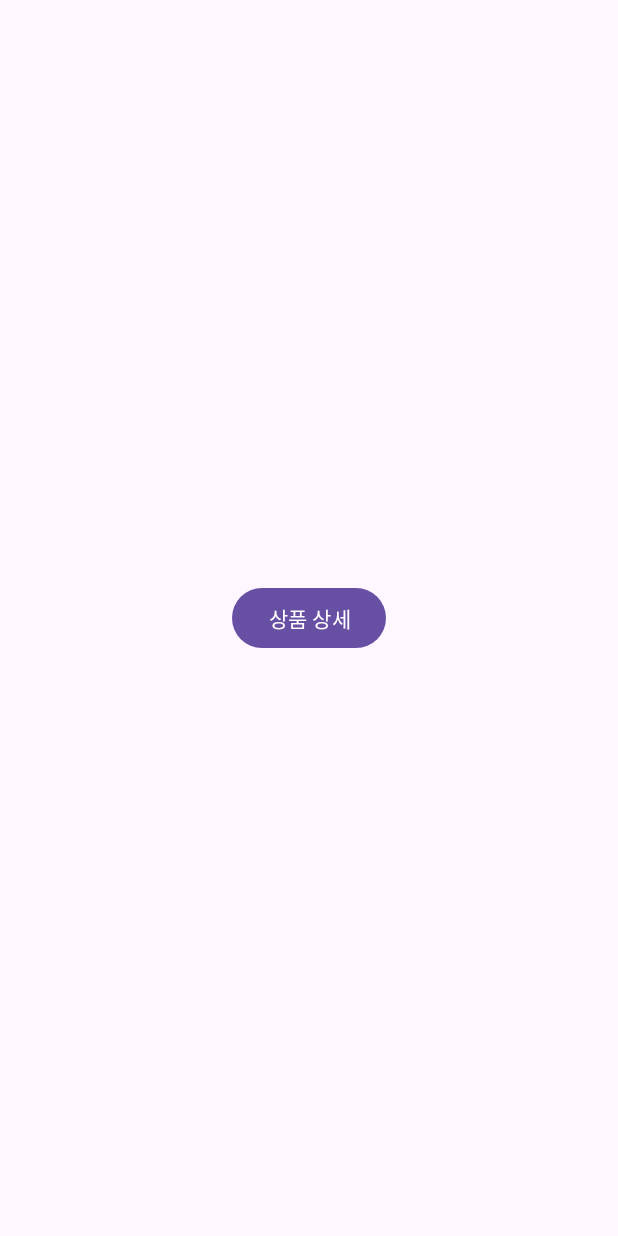
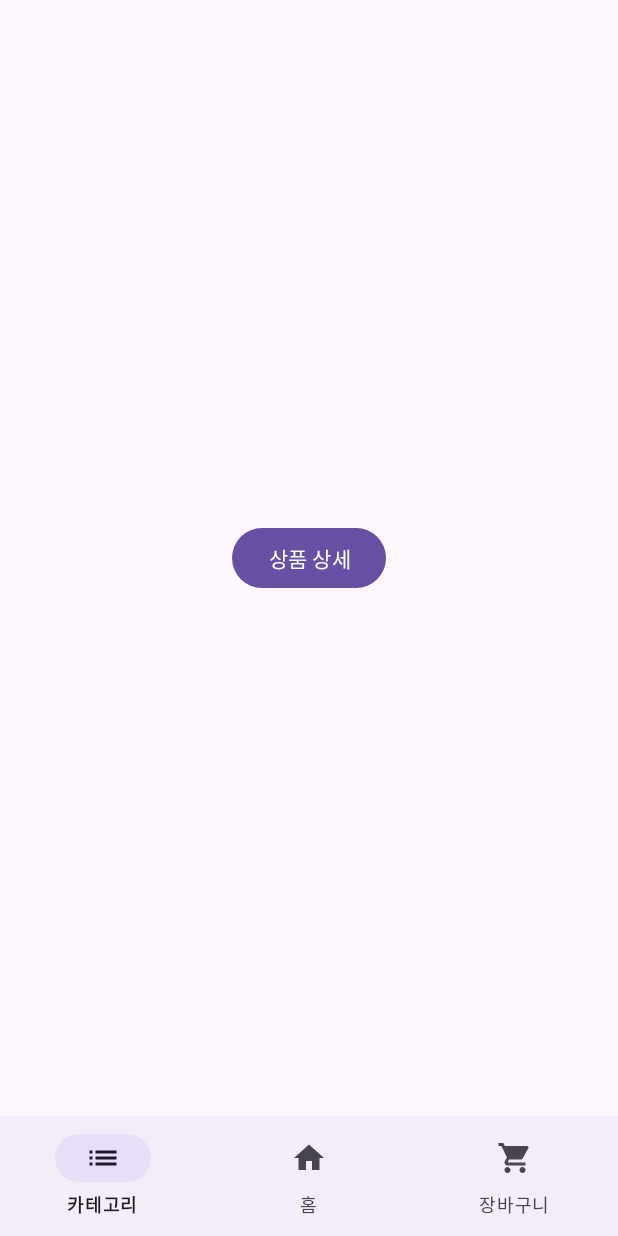
Before and after one commit to hyunjium/camp_study, an Android app: the screen it shows after launch (MainActivity), on a phone screen of 412 x 824 dp. Run offline under Robolectric (Android 15) with nearby library versions, the phone set to English and light mode, and no system bars.

Commit message:
bottom navigation 추가

```diff
--- /dev/null
+++ b/app/src/main/res/drawable/baseline_home_24.xml
@@ -0,0 +1,5 @@
+<vector android:height="24dp" android:tint="#000000"
+    android:viewportHeight="24" android:viewportWidth="24"
+    android:width="24dp" xmlns:android="http://schemas.android.com/apk/res/android">
+    <path android:fillColor="@android:color/white" android:pathData="M10,20v-6h4v6h5v-8h3L12,3 2,12h3v8z"/>
+</vector>
--- /dev/null
+++ b/app/src/main/res/drawable/baseline_home_24_0.xml
@@ -0,0 +1,5 @@
+<vector android:height="24dp" android:tint="#BEBEBE"
+    android:viewportHeight="24" android:viewportWidth="24"
+    android:width="24dp" xmlns:android="http://schemas.android.com/apk/res/android">
+    <path android:fillColor="@android:color/white" android:pathData="M10,20v-6h4v6h5v-8h3L12,3 2,12h3v8z"/>
+</vector>
--- /dev/null
+++ b/app/src/main/res/drawable/baseline_list_24.xml
@@ -0,0 +1,5 @@
+<vector android:autoMirrored="true" android:height="24dp"
+    android:tint="#000000" android:viewportHeight="24"
+    android:viewportWidth="24" android:width="24dp" xmlns:android="http://schemas.android.com/apk/res/android">
+    <path android:fillColor="@android:color/white" android:pathData="M3,13h2v-2L3,11v2zM3,17h2v-2L3,15v2zM3,9h2L5,7L3,7v2zM7,13h14v-2L7,11v2zM7,17h14v-2L7,15v2zM7,7v2h14L21,7L7,7z"/>
+</vector>
--- /dev/null
+++ b/app/src/main/res/drawable/baseline_list_24_0.xml
@@ -0,0 +1,5 @@
+<vector android:autoMirrored="true" android:height="24dp"
+    android:tint="#BEBEBE" android:viewportHeight="24"
+    android:viewportWidth="24" android:width="24dp" xmlns:android="http://schemas.android.com/apk/res/android">
+    <path android:fillColor="@android:color/white" android:pathData="M3,13h2v-2L3,11v2zM3,17h2v-2L3,15v2zM3,9h2L5,7L3,7v2zM7,13h14v-2L7,11v2zM7,17h14v-2L7,15v2zM7,7v2h14L21,7L7,7z"/>
+</vector>
--- /dev/null
+++ b/app/src/main/res/drawable/baseline_shopping_cart_24.xml
@@ -0,0 +1,5 @@
+<vector android:height="24dp" android:tint="#000000"
+    android:viewportHeight="24" android:viewportWidth="24"
+    android:width="24dp" xmlns:android="http://schemas.android.com/apk/res/android">
+    <path android:fillColor="@android:color/white" android:pathData="M7,18c-1.1,0 -1.99,0.9 -1.99,2S5.9,22 7,22s2,-0.9 2,-2 -0.9,-2 -2,-2zM1,2v2h2l3.6,7.59 -1.35,2.45c-0.16,0.28 -0.25,0.61 -0.25,0.96 0,1.1 0.9,2 2,2h12v-2L7.42,15c-0.14,0 -0.25,-0.11 -0.25,-0.25l0.03,-0.12 0.9,-1.63h7.45c0.75,0 1.41,-0.41 1.75,-1.03l3.58,-6.49c0.08,-0.14 0.12,-0.31 0.12,-0.48 0,-0.55 -0.45,-1 -1,-1L5.21,4l-0.94,-2L1,2zM17,18c-1.1,0 -1.99,0.9 -1.99,2s0.89,2 1.99,2 2,-0.9 2,-2 -0.9,-2 -2,-2z"/>
+</vector>
--- /dev/null
+++ b/app/src/main/res/drawable/baseline_shopping_cart_24_0.xml
@@ -0,0 +1,5 @@
+<vector android:height="24dp" android:tint="#BEBEBE"
+    android:viewportHeight="24" android:viewportWidth="24"
+    android:width="24dp" xmlns:android="http://schemas.android.com/apk/res/android">
+    <path android:fillColor="@android:color/white" android:pathData="M7,18c-1.1,0 -1.99,0.9 -1.99,2S5.9,22 7,22s2,-0.9 2,-2 -0.9,-2 -2,-2zM1,2v2h2l3.6,7.59 -1.35,2.45c-0.16,0.28 -0.25,0.61 -0.25,0.96 0,1.1 0.9,2 2,2h12v-2L7.42,15c-0.14,0 -0.25,-0.11 -0.25,-0.25l0.03,-0.12 0.9,-1.63h7.45c0.75,0 1.41,-0.41 1.75,-1.03l3.58,-6.49c0.08,-0.14 0.12,-0.31 0.12,-0.48 0,-0.55 -0.45,-1 -1,-1L5.21,4l-0.94,-2L1,2zM17,18c-1.1,0 -1.99,0.9 -1.99,2s0.89,2 1.99,2 2,-0.9 2,-2 -0.9,-2 -2,-2z"/>
+</vector>
--- /dev/null
+++ b/app/src/main/res/drawable/selector_cart_icon.xml
@@ -0,0 +1,5 @@
+<?xml version="1.0" encoding="utf-8"?>
+<selector xmlns:android="http://schemas.android.com/apk/res/android">
+    <item android:drawable="@drawable/baseline_shopping_cart_24" android:state_selected="true"/>
+    <item android:drawable="@drawable/baseline_shopping_cart_24_0"/>
+</selector>
--- /dev/null
+++ b/app/src/main/res/drawable/selector_category_icon.xml
@@ -0,0 +1,5 @@
+<?xml version="1.0" encoding="utf-8"?>
+<selector xmlns:android="http://schemas.android.com/apk/res/android">
+    <item android:drawable="@drawable/baseline_list_24" android:state_selected="true"/>
+    <item android:drawable="@drawable/baseline_list_24_0"/>
+</selector>
--- /dev/null
+++ b/app/src/main/res/drawable/selector_home_icon.xml
@@ -0,0 +1,5 @@
+<?xml version="1.0" encoding="utf-8"?>
+<selector xmlns:android="http://schemas.android.com/apk/res/android">
+    <item android:drawable="@drawable/baseline_home_24" android:state_selected="true"/>
+    <item android:drawable="@drawable/baseline_home_24_0"/>
+</selector>
--- a/app/src/main/res/layout/activity_main.xml
+++ b/app/src/main/res/layout/activity_main.xml
@@ -11,9 +11,18 @@
         android:name="com.example.campstudy.HomeFragment"
         android:layout_width="0dp"
         android:layout_height="0dp"
-        app:layout_constraintBottom_toBottomOf="parent"
+        app:layout_constraintBottom_toTopOf="@id/navigation_main"
         app:layout_constraintEnd_toEndOf="parent"
         app:layout_constraintStart_toStartOf="parent"
         app:layout_constraintTop_toTopOf="parent" />
 
+    <com.google.android.material.bottomnavigation.BottomNavigationView
+        android:id="@+id/navigation_main"
+        android:layout_width="0dp"
+        android:layout_height="wrap_content"
+        app:layout_constraintBottom_toBottomOf="parent"
+        app:layout_constraintEnd_toEndOf="parent"
+        app:layout_constraintStart_toStartOf="parent"
+        app:menu="@menu/navigation_main_menu" />
+
 </androidx.constraintlayout.widget.ConstraintLayout>
--- /dev/null
+++ b/app/src/main/res/menu/navigation_main_menu.xml
@@ -0,0 +1,16 @@
+<?xml version="1.0" encoding="utf-8"?>
+<menu xmlns:android="http://schemas.android.com/apk/res/android">
+    <item
+        android:id="@+id/navigation_category"
+        android:icon="@drawable/selector_category_icon"
+        android:title="@string/label_category_icon" />
+    <item
+        android:id="@+id/navigation_home"
+        android:icon="@drawable/selector_home_icon"
+        android:title="@string/label_home_icon" />
+    <item
+        android:id="@+id/navigation_cart"
+        android:icon="@drawable/selector_cart_icon"
+        android:title="@string/label_cart_icon" />
+
+</menu>
--- a/app/src/main/res/values/strings.xml
+++ b/app/src/main/res/values/strings.xml
@@ -3,4 +3,7 @@
     <string name="description_product_detail_thumbnail">상품 상세 대표 이미지</string>
     <string name="title_product_detail_image">상품설명</string>
     <string name="description_product_detail_image">상품 상세 이미지</string>
+    <string name="label_category_icon">카테고리</string>
+    <string name="label_home_icon">홈</string>
+    <string name="label_cart_icon">장바구니</string>
 </resources>
```
